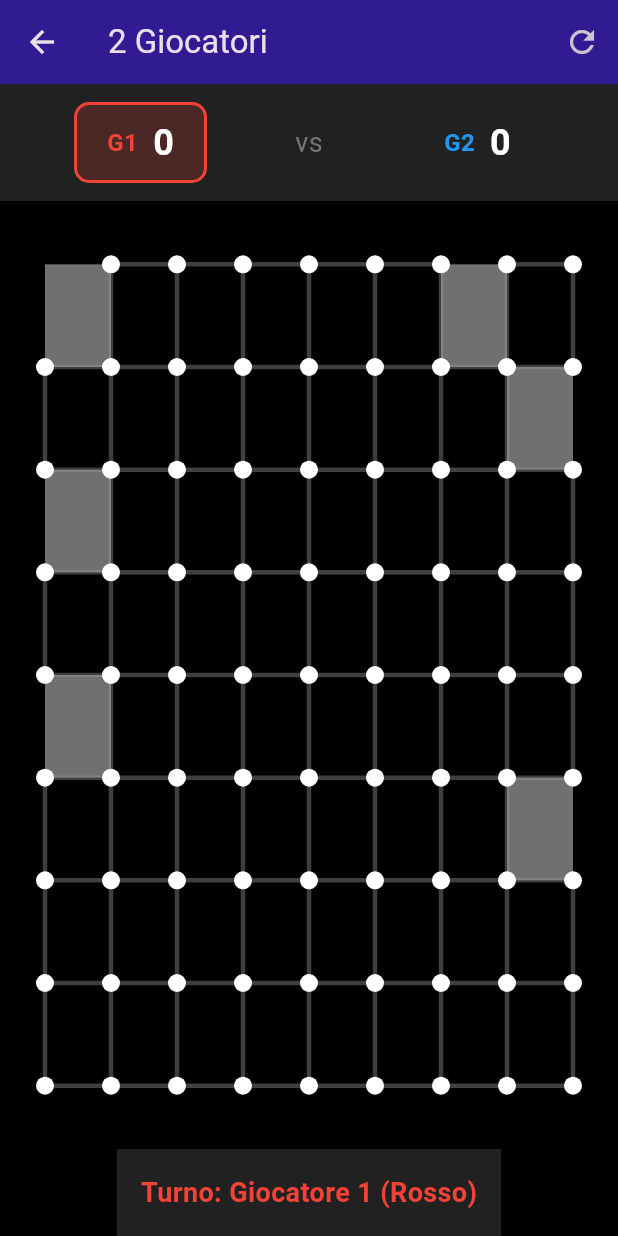
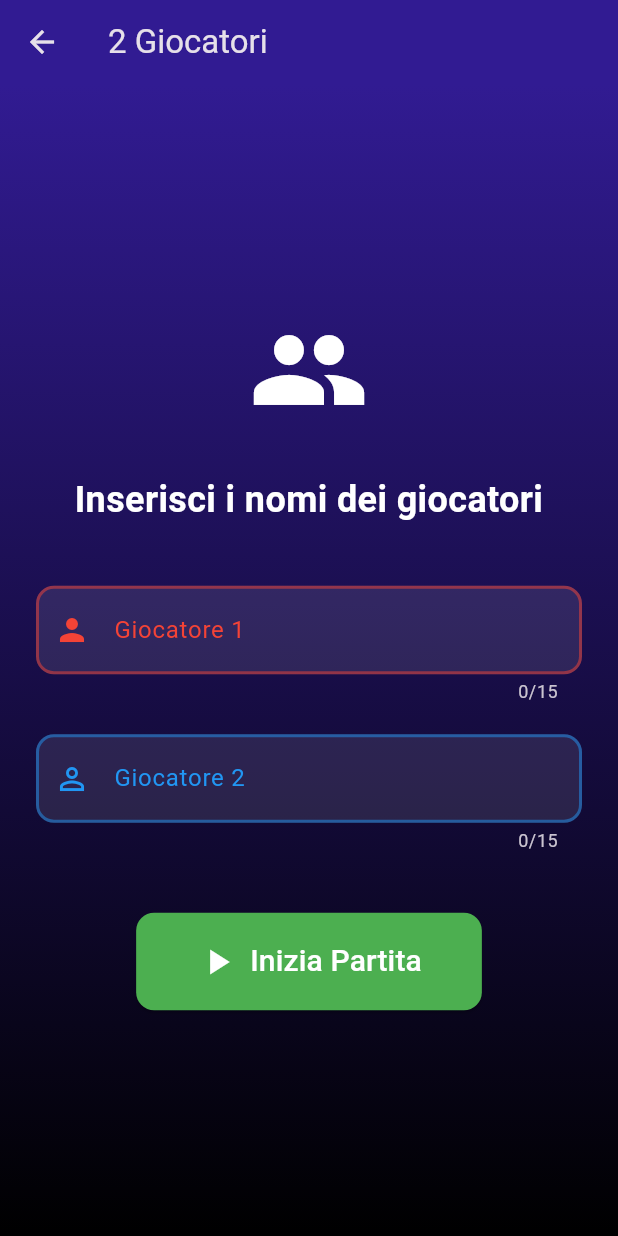
Before and after one commit to rikytriky/dots_boxes_game, a Flutter app: the screen it shows after launch, after a tap on "2 Giocatori", on a phone screen of 412 x 824 dp. Run offline on Flutter 3.47's test engine with Material 3 defaults, Android fonts, the light colour scheme and no system bars.

Commit message:
form richiesta nomi giocatori

```diff
--- a/lib/models/game_state.dart
+++ b/lib/models/game_state.dart
@@ -13,6 +13,9 @@ class GameState {
   int player1Score = 0;
   int player2Score = 0;
   Edge? lastPlayedEdge;
+  // NOMI GIOCATORI
+  String player1Name = 'Giocatore 1';
+  String player2Name = 'Giocatore 2';
 
   // TIMER MODALITÀ CORSA CONTRO TEMPO
   bool isTimedMode = false;
@@ -48,7 +51,8 @@ class GameState {
     resetTimer();
   }
 
-  GameState({this.rows = 8, this.cols = 8, double? turnDuration}) {
+  GameState({this.rows = 8, this.cols = 8, double? turnDuration,this.player1Name = 'Giocatore 1',
+    this.player2Name = 'Giocatore 2',}) {
     if (turnDuration != null) {
       TURN_DURATION = turnDuration;
     }
--- a/lib/ui/game_page.dart
+++ b/lib/ui/game_page.dart
@@ -8,8 +8,10 @@ import 'board_painter.dart';
 
 class GamePage extends StatefulWidget {
   final GameMode mode;
-
-  const GamePage({super.key, required this.mode});
+  final String? player1Name;
+  final String? player2Name;
+  const GamePage({super.key, required this.mode,this.player1Name,
+    this.player2Name,});
 
   @override
   State<GamePage> createState() => _GamePageState();
@@ -56,7 +58,8 @@ class _GamePageState extends State<GamePage> {
   }
 
   void _initGame() {
-    game = GameState(rows: 8, cols: 8, turnDuration: 15);
+    game = GameState(rows: 8, cols: 8, turnDuration: 15,player1Name: widget.player1Name ?? 'Giocatore 1',
+    player2Name: widget.player2Name ?? 'Giocatore 2',);
     game.gameMode = widget.mode;
     game.isTimedMode = (widget.mode == GameMode.timedMode);  // ← ATTIVA timer
     game.resetTimer();
@@ -80,8 +83,8 @@ class _GamePageState extends State<GamePage> {
         title = 'VITTORIA! 🎉';
         message = 'Hai battuto la CPU!';
       } else {
-        title = 'Giocatore 1 Vince! 🎉';
-        message = 'Complimenti al rosso!';
+        title = '${game.player1Name} Vince! 🎉';  // ← Nome
+        message = 'Complimenti!';
       }
       icon = Icons.emoji_events;
       iconColor = Colors.amber;
@@ -90,8 +93,8 @@ class _GamePageState extends State<GamePage> {
         title = 'SCONFITTA 😢';
         message = 'La CPU ti ha battuto!';
       } else {
-        title = 'Giocatore 2 Vince! 🎉';
-        message = 'Complimenti al blu!';
+        title = '${game.player2Name} Vince! 🎉';  // ← Nome
+        message = 'Complimenti!';
       }
       icon = widget.mode == GameMode.cpu ? Icons.sentiment_dissatisfied : Icons.emoji_events;
       iconColor = widget.mode == GameMode.cpu ? Colors.grey : Colors.amber;
@@ -126,9 +129,9 @@ class _GamePageState extends State<GamePage> {
             Row(
               mainAxisAlignment: MainAxisAlignment.spaceEvenly,
               children: [
-                _buildScoreBox('Giocatore 1', game.player1Score, Colors.red),
+                _buildScoreBox(game.player1Name, game.player1Score, Colors.red),  // ← Nome
                 _buildScoreBox(
-                  widget.mode == GameMode.cpu ? 'CPU' : 'Giocatore 2',
+                  widget.mode == GameMode.cpu ? 'CPU' : game.player2Name,  // ← Nome
                   game.player2Score,
                   Colors.blue,
                 ),
@@ -279,8 +282,10 @@ class _GamePageState extends State<GamePage> {
   @override
   Widget build(BuildContext context) {
     final currentPlayerText = game.currentPlayer == Player.human1
-        ? 'Giocatore 1 (Rosso)'
-        : (widget.mode == GameMode.cpu ? 'CPU (Blu)' : 'Giocatore 2 (Blu)');
+      ? '${game.player1Name} '
+      : (widget.mode == GameMode.cpu
+          ? 'CPU'
+          : '${game.player2Name} ');
 
     return Scaffold(
       backgroundColor: Colors.black,
@@ -318,14 +323,14 @@ class _GamePageState extends State<GamePage> {
             child: Row(
               mainAxisAlignment: MainAxisAlignment.spaceAround,
               children: [
-                _buildPlayerScore('G1', game.player1Score, Colors.red,
+                _buildPlayerScore(game.player1Name, game.player1Score, Colors.red,
                     game.currentPlayer == Player.human1),
                 Text(
                   'vs',
                   style: TextStyle(color: Colors.grey.shade600, fontSize: 18),
                 ),
                 _buildPlayerScore(
-                  widget.mode == GameMode.cpu ? 'CPU' : 'G2',
+                  widget.mode == GameMode.cpu ? 'CPU' :  game.player2Name,
                   game.player2Score,
                   Colors.blue,
                   game.currentPlayer != Player.human1,
@@ -480,18 +485,23 @@ class _GamePageState extends State<GamePage> {
         children: [
           Text(
             label,
-            style: TextStyle(color: color, fontSize: 16, fontWeight: FontWeight.bold),
+            style: TextStyle(
+              color: color,
+              fontSize: 16,
+              fontWeight: FontWeight.bold,
+            ),
           ),
           const SizedBox(width: 10),
           Text(
             '$score',
-            style: TextStyle(color: Colors.white, fontSize: 24, fontWeight: FontWeight.bold),
+            style: const TextStyle(
+              color: Colors.white,
+              fontSize: 24,
+              fontWeight: FontWeight.bold,
+            ),
           ),
         ],
       ),
     );
   }
-
-
-
 }
--- a/lib/ui/home_page.dart
+++ b/lib/ui/home_page.dart
@@ -1,6 +1,7 @@
 import 'package:flutter/material.dart';
 import '../models/enums.dart';
 import 'game_page.dart';
+import 'player_names_dialog.dart';
 
 class HomePage extends StatelessWidget {
   const HomePage({super.key});
@@ -71,10 +72,21 @@ class HomePage extends StatelessWidget {
   ) {
     return ElevatedButton.icon(
       onPressed: () {
-        Navigator.push(
-          context,
-          MaterialPageRoute(builder: (_) => GamePage(mode: mode)),
-        );
+        if (mode == GameMode.cpu) {
+          // CPU: vai diretto al gioco
+          Navigator.push(
+            context,
+            MaterialPageRoute(builder: (_) => GamePage(mode: mode)),
+          );
+        } else {
+          // 2 Giocatori o Timed: chiedi nomi prima
+          Navigator.push(
+            context,
+            MaterialPageRoute(
+              builder: (_) => PlayerNamesDialog(mode: mode),
+            ),
+          );
+        }
       },
       icon: Icon(icon, size: 28),
       label: Text(text, style: const TextStyle(fontSize: 20)),
--- /dev/null
+++ b/lib/ui/player_names_dialog.dart
@@ -0,0 +1,175 @@
+import 'package:flutter/material.dart';
+import '../models/enums.dart';
+import 'game_page.dart';
+
+class PlayerNamesDialog extends StatefulWidget {
+  final GameMode mode;
+
+  const PlayerNamesDialog({super.key, required this.mode});
+
+  @override
+  State<PlayerNamesDialog> createState() => _PlayerNamesDialogState();
+}
+
+class _PlayerNamesDialogState extends State<PlayerNamesDialog> {
+  final _player1Controller = TextEditingController(text: '');
+  final _player2Controller = TextEditingController(text: '');
+  final _formKey = GlobalKey<FormState>();
+
+  @override
+  void dispose() {
+    _player1Controller.dispose();
+    _player2Controller.dispose();
+    super.dispose();
+  }
+
+  void _startGame() {
+    if (_formKey.currentState!.validate()) {
+      Navigator.pushReplacement(
+        context,
+        MaterialPageRoute(
+          builder: (_) => GamePage(
+            mode: widget.mode,
+            player1Name: _player1Controller.text.trim(),
+            player2Name: _player2Controller.text.trim(),
+          ),
+        ),
+      );
+    }
+  }
+
+  @override
+  Widget build(BuildContext context) {
+    return Scaffold(
+      backgroundColor: Colors.black,
+      appBar: AppBar(
+        title: Text(widget.mode == GameMode.timedMode
+            ? 'Corsa contro il tempo'
+            : '2 Giocatori'),
+        backgroundColor: Colors.deepPurple.shade900,
+      ),
+      body: Container(
+        decoration: BoxDecoration(
+          gradient: LinearGradient(
+            begin: Alignment.topCenter,
+            end: Alignment.bottomCenter,
+            colors: [Colors.deepPurple.shade900, Colors.black],
+          ),
+        ),
+        child: Center(
+          child: SingleChildScrollView(
+            padding: const EdgeInsets.all(24),
+            child: Form(
+              key: _formKey,
+              child: Column(
+                mainAxisAlignment: MainAxisAlignment.center,
+                children: [
+                  Icon(
+                    widget.mode == GameMode.timedMode
+                        ? Icons.timer
+                        : Icons.people,
+                    size: 80,
+                    color: Colors.white,
+                  ),
+                  const SizedBox(height: 30),
+                  const Text(
+                    'Inserisci i nomi dei giocatori',
+                    style: TextStyle(
+                      fontSize: 24,
+                      fontWeight: FontWeight.bold,
+                      color: Colors.white,
+                    ),
+                    textAlign: TextAlign.center,
+                  ),
+                  const SizedBox(height: 40),
+
+                  // Campo Giocatore 1
+                  _buildPlayerInput(
+                    controller: _player1Controller,
+                    label: 'Giocatore 1',
+                    icon: Icons.person,
+                    color: Colors.red,
+                  ),
+
+                  const SizedBox(height: 20),
+
+                  // Campo Giocatore 2
+                  _buildPlayerInput(
+                    controller: _player2Controller,
+                    label: 'Giocatore 2',
+                    icon: Icons.person_outline,
+                    color: Colors.blue,
+                  ),
+
+                  const SizedBox(height: 40),
+
+                  // Pulsante Inizia
+                  ElevatedButton.icon(
+                    onPressed: _startGame,
+                    icon: const Icon(Icons.play_arrow, size: 28),
+                    label: const Text(
+                      'Inizia Partita',
+                      style: TextStyle(fontSize: 20),
+                    ),
+                    style: ElevatedButton.styleFrom(
+                      padding: const EdgeInsets.symmetric(
+                        horizontal: 40,
+                        vertical: 18,
+                      ),
+                      backgroundColor: Colors.green,
+                      foregroundColor: Colors.white,
+                      shape: RoundedRectangleBorder(
+                        borderRadius: BorderRadius.circular(12),
+                      ),
+                    ),
+                  ),
+                ],
+              ),
+            ),
+          ),
+        ),
+      ),
+    );
+  }
+
+  Widget _buildPlayerInput({
+    required TextEditingController controller,
+    required String label,
+    required IconData icon,
+    required Color color,
+  }) {
+    return TextFormField(
+      controller: controller,
+      style: const TextStyle(color: Colors.white, fontSize: 18),
+      decoration: InputDecoration(
+        labelText: label,
+        labelStyle: TextStyle(color: color),
+        prefixIcon: Icon(icon, color: color),
+        filled: true,
+        fillColor: Colors.white.withValues(alpha: 0.1),
+        border: OutlineInputBorder(
+          borderRadius: BorderRadius.circular(12),
+          borderSide: BorderSide(color: color, width: 2),
+        ),
+        enabledBorder: OutlineInputBorder(
+          borderRadius: BorderRadius.circular(12),
+          borderSide: BorderSide(color: color.withValues(alpha: 0.5), width: 2),
+        ),
+        focusedBorder: OutlineInputBorder(
+          borderRadius: BorderRadius.circular(12),
+          borderSide: BorderSide(color: color, width: 2),
+        ),
+      ),
+      validator: (value) {
+        if (value == null || value.trim().isEmpty) {
+          return 'Inserisci un nome';
+        }
+        if (value.trim().length > 15) {
+          return 'Massimo 15 caratteri';
+        }
+        return null;
+      },
+      maxLength: 15,
+    );
+  }
+}
```
